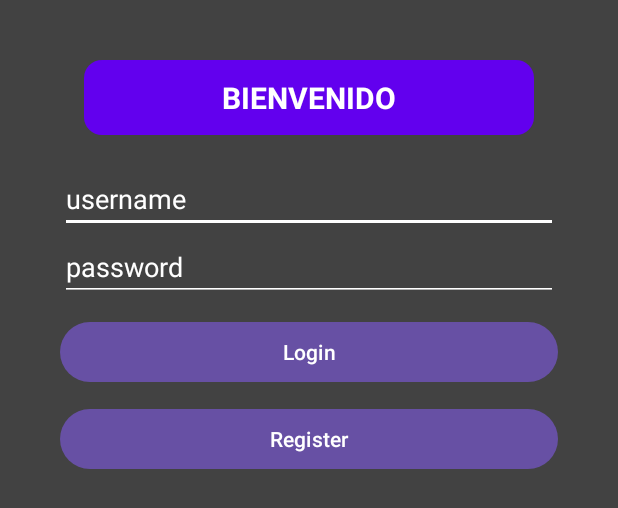
After one commit to JuanfranV/AppTareas, an Android app: the layout activity_login.xml on its own in the app's theme, with its tools: preview values and no code run, on a phone screen of 412 x 824 dp. The commit adds this screen. Shown: the top 508 px of the screen. Run offline under Robolectric (Android 15) with nearby library versions, the phone set to English and light mode, and no system bars; network calls fail.

Commit message:
ya está el login lo hice cuando la ingeniera lo hizo y ya lo personalicé conforme a mi app

```diff
--- a/app/src/main/java/com/example/proyectotareas/MainActivity.java
+++ b/app/src/main/java/com/example/proyectotareas/MainActivity.java
@@ -41,7 +41,7 @@ public class MainActivity extends AppCompatActivity {
     ImageView imViFoto;
     public ActivityResultLauncher<Intent> agregarTareaLauncher;
     TextView txtClima;
-    String API_KEY = "**TOKEN**";
+    String API_KEY = "83f25894f650cbdafe1f6649c9b74652";
 
     @Override
     protected void onCreate(Bundle savedInstanceState) {
--- /dev/null
+++ b/app/src/main/res/layout/activity_login.xml
@@ -0,0 +1,57 @@
+<?xml version="1.0" encoding="utf-8"?>
+<LinearLayout xmlns:android="http://schemas.android.com/apk/res/android"
+    android:layout_width="match_parent"
+    android:layout_height="match_parent"
+    android:gravity="center_horizontal"
+    android:orientation="vertical"
+    android:padding="40dp"
+    android:background="@color/cardview_dark_background">
+
+    <TextView
+        android:id="@+id/textView"
+        android:layout_width="300dp"
+        android:layout_height="50dp"
+        android:layout_marginBottom="20dp"
+        android:background="@drawable/fondo_redondeado"
+        android:text="BIENVENIDO"
+        android:textAlignment="center"
+        android:textColor="@color/white"
+        android:textSize="20sp"
+        android:textStyle="bold"
+        android:gravity="center"/>
+
+    <EditText
+        android:id="@+id/etUser"
+        android:layout_width="match_parent"
+        android:layout_height="wrap_content"
+        android:hint="username"
+        android:textColorHint="@color/white"
+        android:textColor="@color/white"
+        android:backgroundTint="@color/white"/>
+
+    <EditText
+        android:id="@+id/etPassword"
+        android:layout_width="match_parent"
+        android:layout_height="wrap_content"
+        android:hint="password"
+        android:inputType="textPassword"
+        android:textColorHint="@color/white"
+        android:textColor="@color/white"
+        android:backgroundTint="@color/white"
+        />
+
+    <Button
+        android:id="@+id/btnLogin"
+        android:layout_width="match_parent"
+        android:layout_height="wrap_content"
+        android:text="Login"
+        android:layout_marginTop="10dp" />
+
+    <Button
+        android:id="@+id/btnRegister"
+        android:layout_width="match_parent"
+        android:layout_height="wrap_content"
+        android:text="Register"
+        android:layout_marginTop="10dp" />
+
+</LinearLayout>
```
Also changed, not shown: app/src/main/AndroidManifest.xml (+10 -6 lines), app/src/main/java/com/example/proyectotareas/DBHelper.java (added, +77 -0 lines), app/src/main/java/com/example/proyectotareas/LoginActivity.java (added, +67 -0 lines), app/src/main/java/com/example/proyectotareas/PasswordUtils.java (added, +50 -0 lines), app/src/main/java/com/example/proyectotareas/RegisterActivity.java (added, +76 -0 lines), app/src/main/res/layout/activity_register.xml (added, +74 -0 lines).
